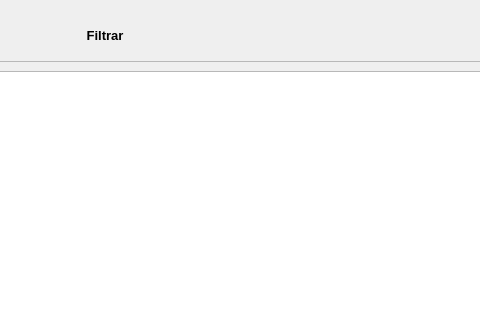
The window that Resources/UI/Componentes/ListaPadrao.ui (Klubas/Projeto-SOAD) describes before a commit, drawn with Qt 5; both pictures show x 128 to 608 and y 0 to 320 of the 1064 by 659 pixel window.
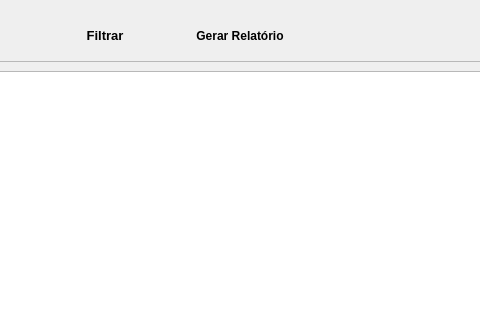
The same window after the commit.

Commit message: - tentativa gerar pdf

```diff
--- a/Resources/UI/Componentes/ListaPadrao.ui
+++ b/Resources/UI/Componentes/ListaPadrao.ui
@@ -249,6 +249,22 @@
           </widget>
           <widget class="QWidget" name="page">
            <layout class="QHBoxLayout" name="horizontalLayout_5">
+            <item>
+             <widget class="QPushButton" name="pushButton_relatorio">
+              <property name="font">
+               <font>
+                <weight>75</weight>
+                <bold>true</bold>
+               </font>
+              </property>
+              <property name="text">
+               <string>Gerar Relatório</string>
+              </property>
+              <property name="flat">
+               <bool>true</bool>
+              </property>
+             </widget>
+            </item>
             <item>
              <spacer name="horizontalSpacer_2">
               <property name="orientation">
```
The commit also changes 21 other files.
